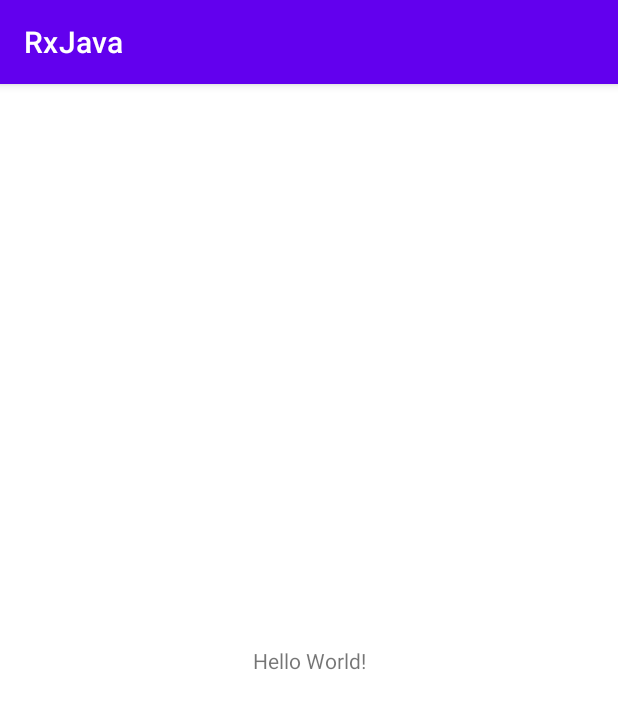
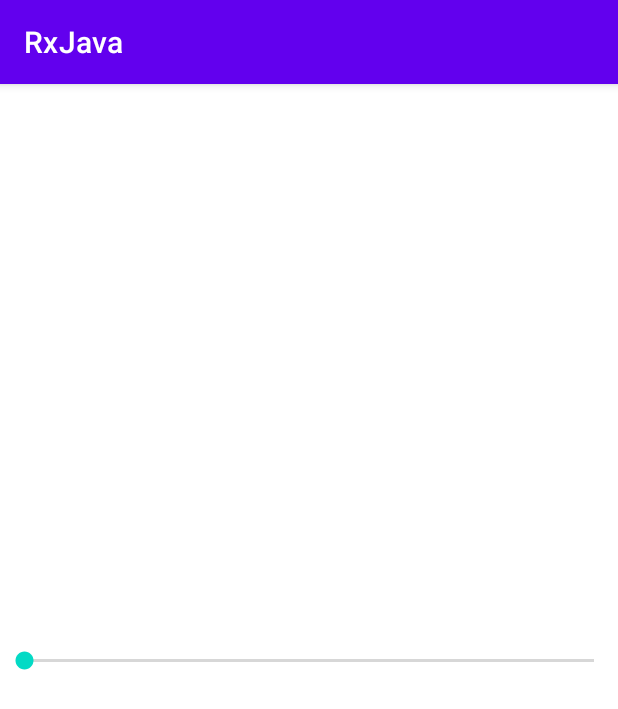
Before and after one commit to ydasc815/reactivex-android, an Android app: the screen it shows after launch (MainActivity), on a phone screen of 412 x 824 dp. Shown: the top 709 px of the screen. Run offline under Robolectric (Android 15) with nearby library versions, the phone set to English and light mode, and no system bars; our stand-ins replace RxJava, data binding.

```diff
--- a/app/build.gradle
+++ b/app/build.gradle
@@ -26,6 +26,9 @@ android {
         sourceCompatibility JavaVersion.VERSION_1_8
         targetCompatibility JavaVersion.VERSION_1_8
     }
+    dataBinding {
+        enabled = true
+    }
 }
 
 dependencies {
@@ -36,4 +39,6 @@ dependencies {
     testImplementation 'junit:junit:4.+'
     androidTestImplementation 'androidx.test.ext:junit:1.1.2'
     androidTestImplementation 'androidx.test.espresso:espresso-core:3.3.0'
+    implementation "io.reactivex.rxjava2:rxjava:2.2.9"
+    implementation "io.reactivex.rxjava2:rxandroid:2.1.1"
 }
--- /dev/null
+++ b/app/src/main/java/com/aditya/rxjava/DataSource.java
@@ -0,0 +1,16 @@
+package com.aditya.rxjava;
+
+import java.util.ArrayList;
+import java.util.List;
+
+public class DataSource {
+    public static List<Task> createTasksList() {
+        List<Task> tasks = new ArrayList<>();
+        tasks.add(new Task("This is description #1", true, 3));
+        tasks.add(new Task("This is description #2", false, 2));
+        tasks.add(new Task("This is description #3", true, 1));
+        tasks.add(new Task("This is description #4", false, 0));
+        tasks.add(new Task("This is description #5", true, 5));
+        return tasks;
+    }
+}
--- a/app/src/main/java/com/aditya/rxjava/MainActivity.java
+++ b/app/src/main/java/com/aditya/rxjava/MainActivity.java
@@ -1,14 +1,64 @@
 package com.aditya.rxjava;
 
 import androidx.appcompat.app.AppCompatActivity;
+import androidx.databinding.DataBindingUtil;
 
 import android.os.Bundle;
+import android.util.Log;
+
+import com.aditya.rxjava.databinding.ActivityMainBinding;
+
+import io.reactivex.Observable;
+import io.reactivex.Observer;
+import io.reactivex.android.schedulers.AndroidSchedulers;
+import io.reactivex.annotations.NonNull;
+import io.reactivex.disposables.Disposable;
+import io.reactivex.functions.Predicate;
+import io.reactivex.schedulers.Schedulers;
 
 public class MainActivity extends AppCompatActivity {
-
+    private ActivityMainBinding binding;
+    private static final String TAG = "MainActivity";
     @Override
     protected void onCreate(Bundle savedInstanceState) {
         super.onCreate(savedInstanceState);
-        setContentView(R.layout.activity_main);
+        binding = DataBindingUtil.setContentView(this, R.layout.activity_main);
+
+        Observable<Task> taskObservable = Observable
+                .fromIterable(DataSource.createTasksList())
+                .subscribeOn(Schedulers.io())
+                .filter(task -> {
+                    Log.d(TAG, "test: " + Thread.currentThread().getName());
+                    try {
+                        Thread.sleep(1000);
+                    } catch (InterruptedException e) {
+                        e.printStackTrace();
+                    }
+                    return task.isComplete();
+                })
+                .observeOn(AndroidSchedulers.mainThread());
+
+        taskObservable.subscribe(new Observer<Task>() {
+            @Override
+            public void onSubscribe(@NonNull Disposable d) {
+                Log.d(TAG, "onSubscribe: called");
+            }
+
+            @Override
+            public void onNext(@NonNull Task task) {
+                Log.d(TAG, "onNext: " + Thread.currentThread().getName());
+                Log.d(TAG, "onNext: " + task.getDescription());
+            }
+
+            @Override
+            public void onError(@NonNull Throwable e) {
+                Log.d(TAG, "onError: " + e);
+            }
+
+            @Override
+            public void onComplete() {
+                Log.d(TAG, "onComplete: called");
+            }
+        });
     }
 }
--- /dev/null
+++ b/app/src/main/java/com/aditya/rxjava/Task.java
@@ -0,0 +1,37 @@
+package com.aditya.rxjava;
+
+public class Task {
+    private String description;
+    private boolean isComplete;
+    private int priority;
+
+    public Task(String description, boolean isComplete, int priority) {
+        this.description = description;
+        this.isComplete = isComplete;
+        this.priority = priority;
+    }
+
+    public String getDescription() {
+        return description;
+    }
+
+    public void setDescription(String description) {
+        this.description = description;
+    }
+
+    public boolean isComplete() {
+        return isComplete;
+    }
+
+    public void setComplete(boolean complete) {
+        isComplete = complete;
+    }
+
+    public int getPriority() {
+        return priority;
+    }
+
+    public void setPriority(int priority) {
+        this.priority = priority;
+    }
+}
--- a/app/src/main/res/layout/activity_main.xml
+++ b/app/src/main/res/layout/activity_main.xml
@@ -1,4 +1,5 @@
 <?xml version="1.0" encoding="utf-8"?>
+<layout>
     <androidx.constraintlayout.widget.ConstraintLayout xmlns:android="http://schemas.android.com/apk/res/android"
         xmlns:app="http://schemas.android.com/apk/res-auto"
         xmlns:tools="http://schemas.android.com/tools"
@@ -6,13 +7,14 @@
         android:layout_height="match_parent"
         tools:context=".MainActivity">
 
-    <TextView
-        android:layout_width="wrap_content"
+        <SeekBar
+            android:id="@+id/seek_bar"
+            android:layout_width="match_parent"
             android:layout_height="wrap_content"
-        android:text="Hello World!"
-        app:layout_constraintBottom_toBottomOf="parent"
+            app:layout_constraintTop_toTopOf="parent"
             app:layout_constraintLeft_toLeftOf="parent"
             app:layout_constraintRight_toRightOf="parent"
-        app:layout_constraintTop_toTopOf="parent" />
+            app:layout_constraintBottom_toBottomOf="parent"/>
 
     </androidx.constraintlayout.widget.ConstraintLayout>
+</layout>
```
Also changed, not shown: gradle/wrapper/gradle-wrapper.properties. Lines whose indentation alone changed are shown as unchanged.
